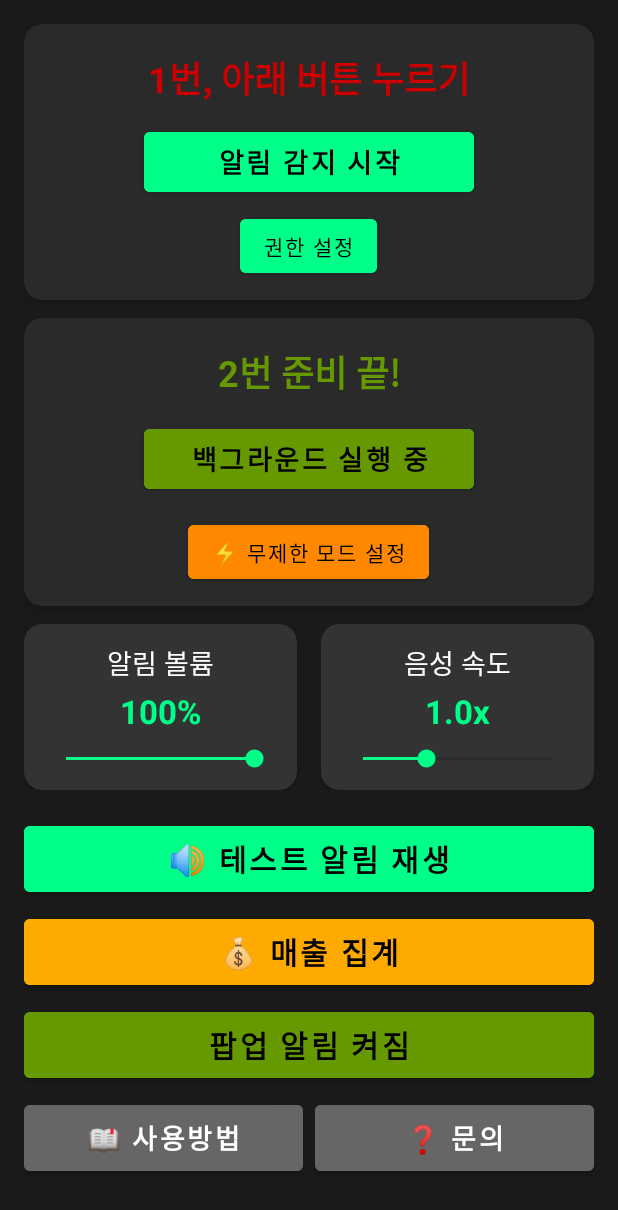
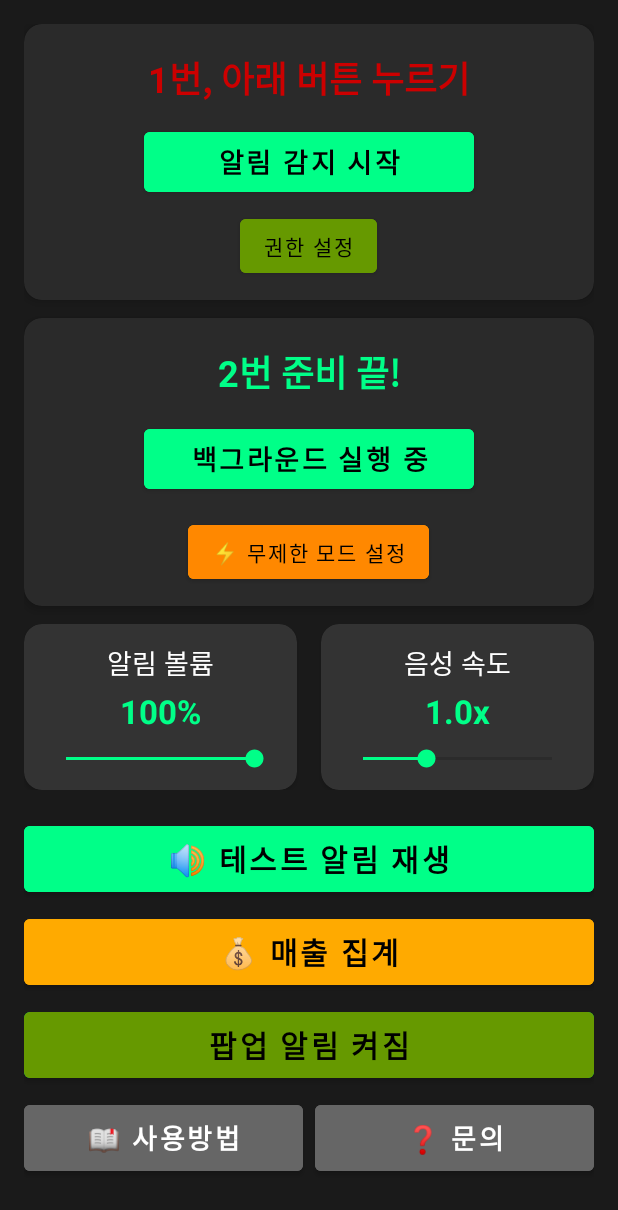
Before and after one commit to JIsseokOh/bankvoicealert-privacy, an Android app: the screen it shows after launch (MainActivity), after a tap on "백그라운드 실행", on a phone screen of 412 x 824 dp. Shown: the top 1210 px of the screen. Run offline under Robolectric (Android 15) with nearby library versions, the light colour scheme and no system bars; our stand-ins replace AdMob; 4 statements that could not run were skipped.

Commit message:
Swap color scheme for status text and toggle buttons
- Permission button: #00ff88 -> holo_green_dark (#669900)
- Ready status text (1/2): holo_green_dark -> #00ff88
- Active toggle buttons: holo_green_dark -> #00ff88

```diff
--- a/app/src/main/java/com/family/bankvoicealert/MainActivity.kt
+++ b/app/src/main/java/com/family/bankvoicealert/MainActivity.kt
@@ -296,7 +296,7 @@ class MainActivity : AppCompatActivity() {
     private fun updateStatus(enabled: Boolean) {
         if (enabled) {
             statusText.text = "1번 준비 끝!"
-            statusText.setTextColor(getColor(android.R.color.holo_green_dark))
+            statusText.setTextColor(android.graphics.Color.parseColor("#00ff88"))
         } else {
             statusText.text = "1번, 아래 버튼 누르기"
             statusText.setTextColor(getColor(android.R.color.holo_red_dark))
@@ -424,7 +424,7 @@ class MainActivity : AppCompatActivity() {
     private fun updateBackgroundStatus(enabled: Boolean) {
         if (enabled) {
             backgroundText.text = "2번 준비 끝!"
-            backgroundText.setTextColor(getColor(android.R.color.holo_green_dark))
+            backgroundText.setTextColor(android.graphics.Color.parseColor("#00ff88"))
         } else {
             backgroundText.text = "2번, 아래 버튼 누르기"
             backgroundText.setTextColor(getColor(android.R.color.holo_red_dark))
@@ -435,7 +435,7 @@ class MainActivity : AppCompatActivity() {
         if (serviceEnabled) {
             serviceToggleButton.text = "알림 감지 활성화됨"
             serviceToggleButton.backgroundTintList = android.content.res.ColorStateList.valueOf(
-                ContextCompat.getColor(this, android.R.color.holo_green_dark)
+                android.graphics.Color.parseColor("#00ff88")
             )
         } else {
             serviceToggleButton.text = "알림 감지 시작"
@@ -449,7 +449,7 @@ class MainActivity : AppCompatActivity() {
         if (backgroundEnabled) {
             backgroundToggleButton.text = "백그라운드 실행 중"
             backgroundToggleButton.backgroundTintList = android.content.res.ColorStateList.valueOf(
-                ContextCompat.getColor(this, android.R.color.holo_green_dark)
+                android.graphics.Color.parseColor("#00ff88")
             )
         } else {
             backgroundToggleButton.text = "백그라운드 실행"
--- a/app/src/main/res/layout/activity_main.xml
+++ b/app/src/main/res/layout/activity_main.xml
@@ -64,7 +64,7 @@
                 android:text="권한 설정"
                 android:layout_gravity="center"
                 android:layout_marginTop="6dp"
-                android:backgroundTint="#00ff88"
+                android:backgroundTint="#669900"
                 android:textColor="#000000"/>
         </LinearLayout>
     </androidx.cardview.widget.CardView>
```
